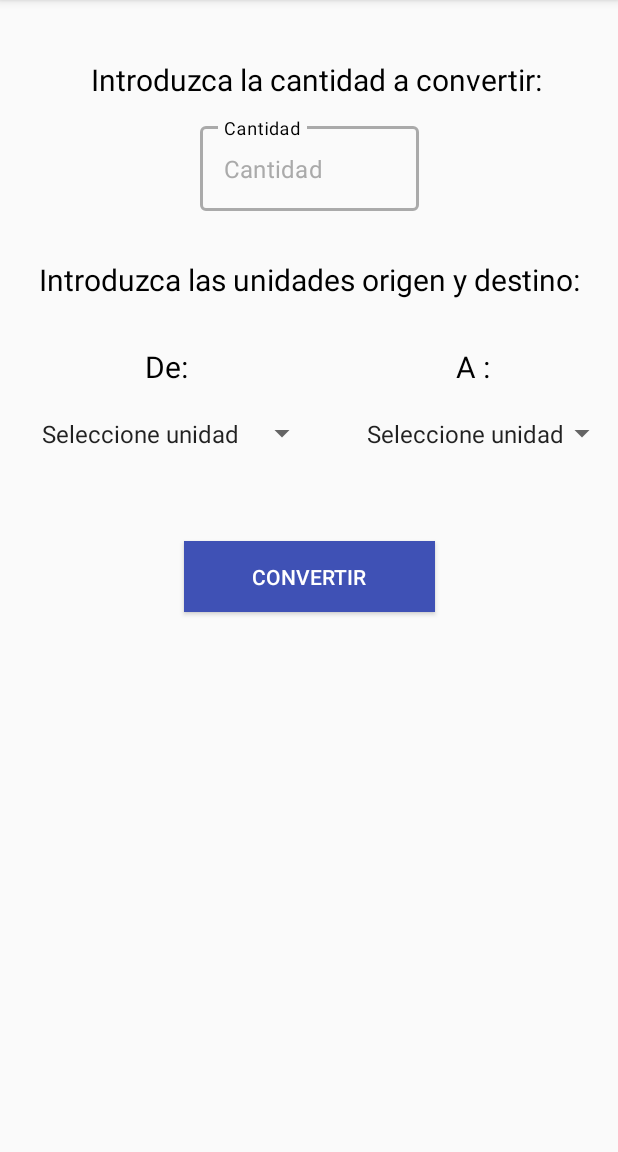
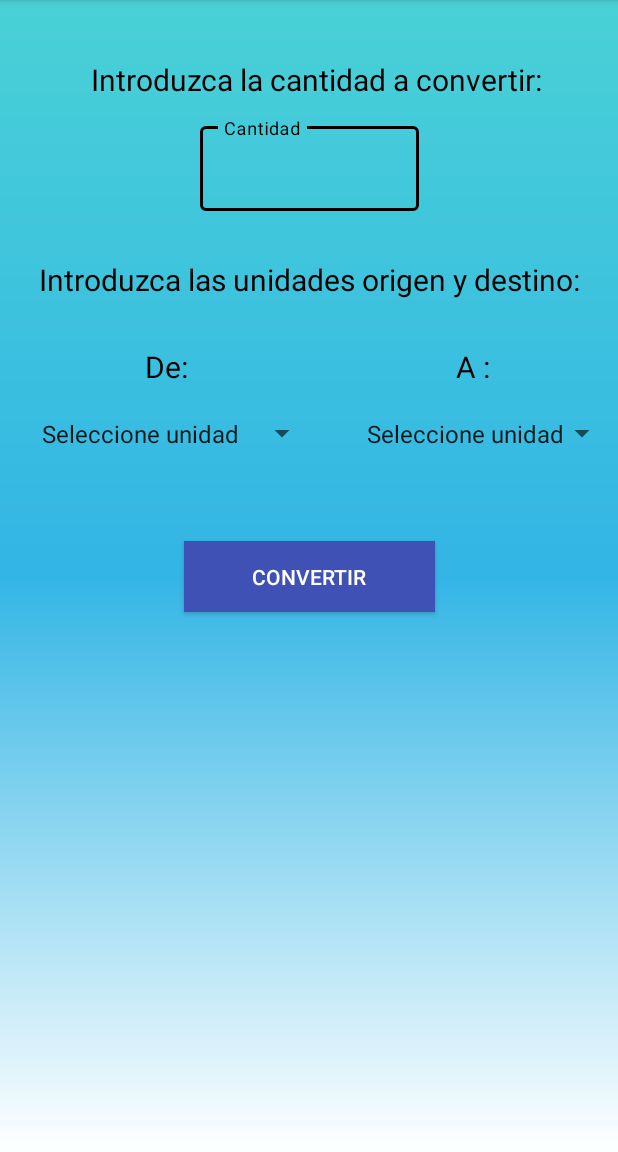
Before and after one commit to aarenzanac/Conversor_de_Bytes, an Android app: the screen it shows after launch (MainActivity), on a phone screen of 412 x 824 dp, the part 84-1236 px from its top. Run offline under Robolectric (Android 15) with nearby library versions, the light colour scheme and no system bars.

Commit message:
Animación hint y strings.xml

```diff
--- a/app/src/main/res/layout/activity_main.xml
+++ b/app/src/main/res/layout/activity_main.xml
@@ -1,11 +1,14 @@
 <?xml version="1.0" encoding="utf-8"?>
-<androidx.constraintlayout.widget.ConstraintLayout xmlns:android="http://schemas.android.com/apk/res/android"
+
+<androidx.constraintlayout.widget.ConstraintLayout
+    xmlns:android="http://schemas.android.com/apk/res/android"
     xmlns:app="http://schemas.android.com/apk/res-auto"
     xmlns:tools="http://schemas.android.com/tools"
     android:layout_width="match_parent"
     android:layout_height="match_parent"
     android:theme="@style/Theme.MaterialComponents"
-    tools:context=".MainActivity">
+    tools:context=".MainActivity"
+    android:background="@drawable/bg_color">
 
     <TextView
         android:id="@+id/textViewCantidad"
@@ -25,14 +28,13 @@
         app:layout_constraintVertical_bias="0.053" />
 
     <com.google.android.material.textfield.TextInputLayout
-
         android:id="@+id/textInputLayoutCantidad"
         style="@style/Widget.MaterialComponents.TextInputLayout.OutlinedBox"
         android:layout_width="146dp"
         android:layout_height="wrap_content"
         android:layout_marginTop="12dp"
         android:hint="@string/cantidad"
-        app:boxStrokeColor="@android:color/darker_gray"
+        app:boxStrokeColor="@android:color/black"
         app:hintTextColor="@android:color/black"
         app:layout_constraintEnd_toEndOf="parent"
         app:layout_constraintStart_toStartOf="parent"
@@ -40,17 +42,13 @@
         android:focusedByDefault="false">
 
         <com.google.android.material.textfield.TextInputEditText
-
             android:id="@+id/textInputCantidad"
             android:layout_width="match_parent"
             android:layout_height="wrap_content"
             android:inputType="numberDecimal"
-            android:textColor="@android:color/black"
-            android:hint="@string/cantidad"
-            android:textColorHint="@android:color/darker_gray"/>
+            android:textColor="@android:color/black"/>
 
     </com.google.android.material.textfield.TextInputLayout>
-
     <TextView
         android:id="@+id/textViewUnidades"
         android:layout_width="wrap_content"
@@ -156,6 +154,4 @@
     app:layout_constraintStart_toStartOf="parent"
     app:layout_constraintTop_toTopOf="parent"
     app:layout_constraintVertical_bias="0.644" />
-
-
 </androidx.constraintlayout.widget.ConstraintLayout>
```
Lines whose indentation alone changed are shown as unchanged.
